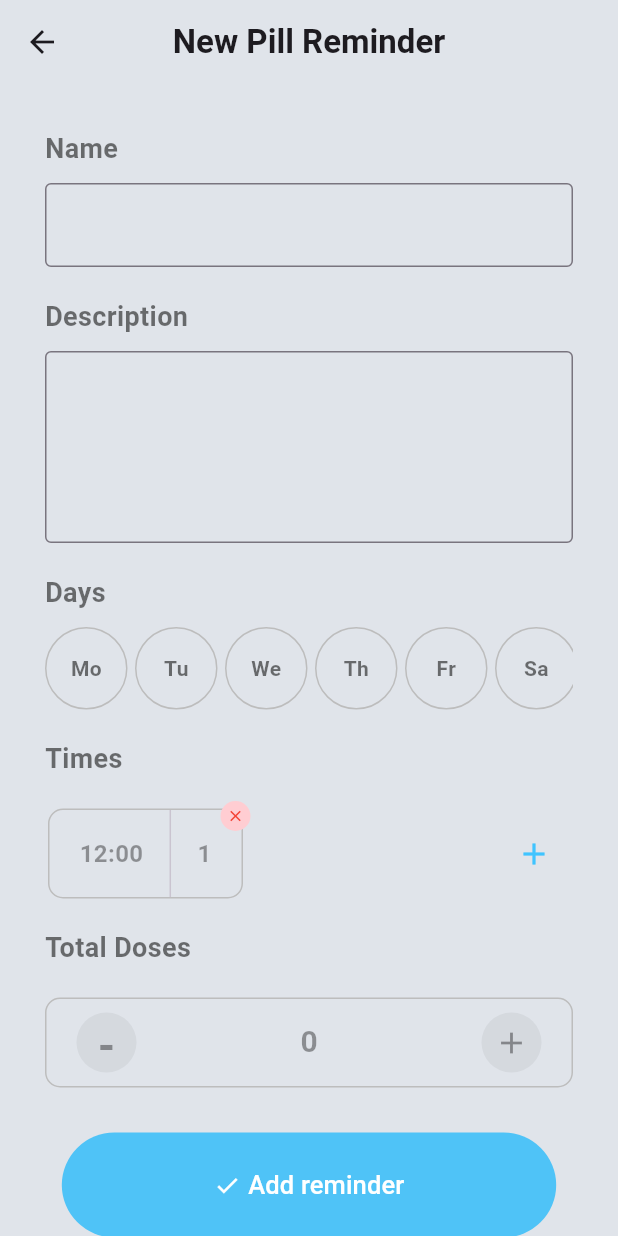
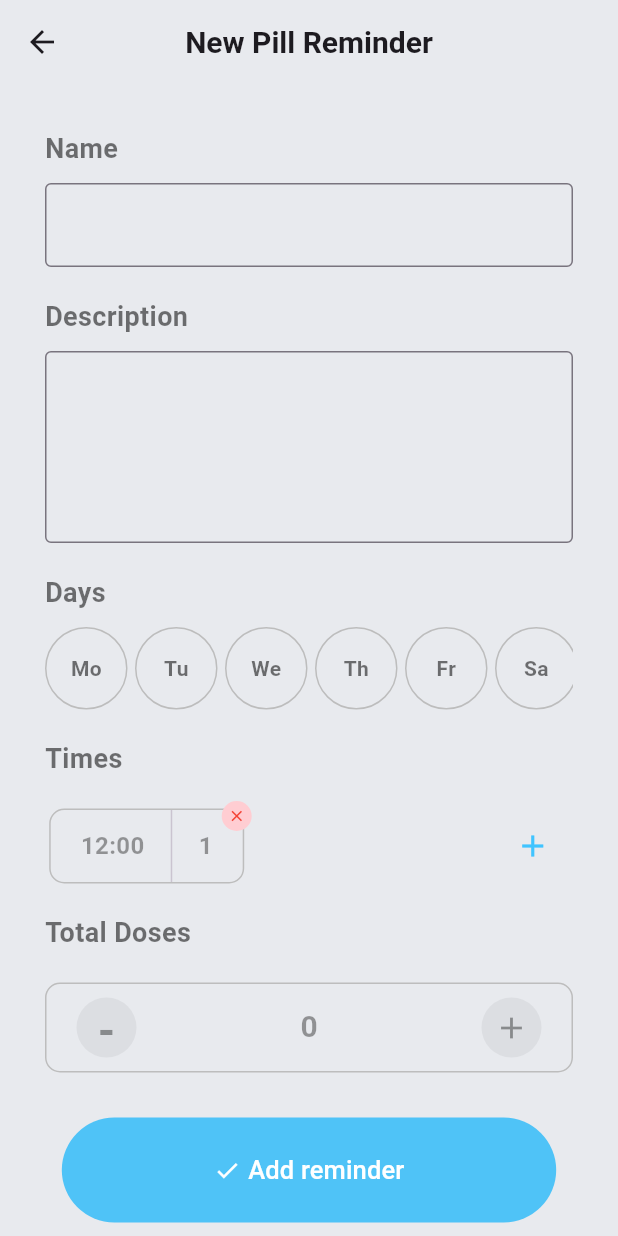
Before and after one commit to Soulaiman-sys/Pill-reminder, a Flutter app: the screen it shows after launch, after a tap on "New reminder", on a phone screen of 412 x 824 dp. Run offline on Flutter 3.47's test engine with Material 3 defaults, Android fonts, the phone set to English and light mode, and no system bars.

Commit message:
fix: time component display,kotlin version

```diff
--- a/lib/main.dart
+++ b/lib/main.dart
@@ -16,8 +16,8 @@ class MyApp extends StatelessWidget {
     return MaterialApp(
       debugShowCheckedModeBanner: false,
       theme: ThemeData(
-        scaffoldBackgroundColor: Color(0xFFE0E4EA),
-        appBarTheme: AppBarTheme(backgroundColor: Color(0xFFE0E4EA)),
+        scaffoldBackgroundColor: Color.fromARGB(255, 232, 234, 238),
+        appBarTheme: AppBarTheme(backgroundColor: Color.fromARGB(255, 232, 234, 238)),
       ),
       home: const MyHomePage(),
     );
--- a/lib/new_pill_reminder.dart
+++ b/lib/new_pill_reminder.dart
@@ -21,7 +21,7 @@ class _NewPillReminderState extends State<NewPillReminder> {
     return Scaffold(
       appBar: AppBar(
         elevation: 0,
-        title: Text('New Pill Reminder',style: TextStyle(fontWeight: FontWeight.bold),),
+        title: Text('New Pill Reminder',style: TextStyle(fontWeight: FontWeight.bold,fontSize: 20),),
         centerTitle: true,
       ),
       body: Container(
@@ -35,10 +35,9 @@ class _NewPillReminderState extends State<NewPillReminder> {
                   SizedBox(height: 10,),
                   TextFormField(
                     decoration: InputDecoration(
-                      border: const OutlineInputBorder(borderSide: BorderSide(color: Colors.grey)),
-                      focusedBorder:  const OutlineInputBorder(borderSide: BorderSide(color: Colors.grey)),
-                    ),
-                  ),
+                      border: const OutlineInputBorder(borderSide: BorderSide(color: Color.fromARGB(255, 212, 209, 209))),
+                      focusedBorder:  const OutlineInputBorder(borderSide: BorderSide(color: Color.fromARGB(255, 212, 209, 209)),),
+                  )),
                   SizedBox(height: 20,),
                   Align(alignment: Alignment.centerLeft,child: Text('Description',style: TextStyle(fontWeight: FontWeight.bold,fontSize: 18,color: Colors.black54),textAlign: TextAlign.start,)),
                   SizedBox(height: 10,),
@@ -89,23 +88,28 @@ class _NewPillReminderState extends State<NewPillReminder> {
                   SizedBox(height: 20,),
                   Align(alignment: Alignment.centerLeft,child: Text('Times',style: TextStyle(fontWeight: FontWeight.bold,fontSize: 18,color: Colors.black54),textAlign: TextAlign.start,)),
                   SizedBox(height: 20,),
-                  SizedBox(
-                    height: 60,
+                  Container(
+                    constraints: BoxConstraints(maxHeight: 70),
                     width: double.infinity,
                     child: Row(
                       mainAxisAlignment: MainAxisAlignment.center,
+                      crossAxisAlignment: CrossAxisAlignment.center,
                       children: [
-                        SingleChildScrollView( scrollDirection: Axis.horizontal,child: SizedBox(
-                          width: 290,
+                        SingleChildScrollView( scrollDirection: Axis.horizontal,child: Container(
+                          constraints: BoxConstraints(maxHeight: 50),
+                          width: MediaQuery.of(context).size.width *.7,
+
                           child: ListView.separated(scrollDirection: Axis.horizontal,itemBuilder: (ctx,index)=> TimeComponent(
                             onClick: () async{
-                              final TimeOfDay? pickedTime = await showTimePicker(context: context, initialTime: TimeOfDay(hour: 00, minute: 00));
+                              final TimeOfDay? pickedTime = await showTimePicker(builder: (ctx,child){
+                                return MediaQuery(data: MediaQuery.of(context).copyWith(alwaysUse24HourFormat: true), child: child ?? Container());
+                              },context: context, initialTime: TimeOfDay(hour: 00, minute: 00));
                               if(pickedTime != null){
                                 setState(() {
-                                  times[index] = pickedTime.format(context);
+                                  times[index] = "${pickedTime.hour}:${pickedTime.minute}";
                                 });
                               }
-                            }, title: times[index],), separatorBuilder: (ctx,index)=> SizedBox(width: 10,), itemCount: times.length),
+                            }, title: times[index],index: index+1,), separatorBuilder: (ctx,index)=> SizedBox(width: 10,), itemCount: times.length),
                         )),
                         SizedBox(width: 10,),
                         IconButton(onPressed: (){
@@ -170,7 +174,7 @@ class _NewPillReminderState extends State<NewPillReminder> {
                             elevation: 0
                         ),
                         onPressed: (){
-                          Navigator.of(context).push(MaterialPageRoute(builder: (_)=> NewPillReminder()));
+                        ///Todo: navigate to another section
                         },
                         child: Row(
                           mainAxisAlignment: MainAxisAlignment.center,
--- a/lib/time_component.dart
+++ b/lib/time_component.dart
@@ -3,7 +3,8 @@ import 'package:flutter/material.dart';
 class TimeComponent extends StatefulWidget {
   final Function() onClick;
   final String title;
-  const TimeComponent({super.key, required this.onClick, required this.title});
+  final int index;
+  const TimeComponent({super.key, required this.onClick, required this.title, required this.index});
 
   @override
   State<TimeComponent> createState() => _TimeComponentState();
@@ -28,7 +29,7 @@ class _TimeComponentState extends State<TimeComponent> {
                 Spacer(),
                 VerticalDivider(width: 10,),
                 Spacer(),
-                Text("1",style: TextStyle(fontWeight: FontWeight.bold,color: Colors.black38,fontSize: 16),),
+                Text(widget.index.toString(),style: TextStyle(fontWeight: FontWeight.bold,color: Colors.black38,fontSize: 16),),
               ],
             ),
           ),
```
Also changed, not shown: lib/setting.dart (added, +19 -0 lines), 2 other files.
